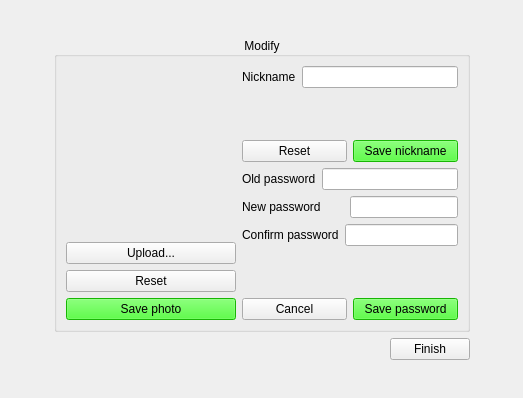
This is Client/modify.ui in PolitoTeam/Scriba as Qt 5 draws it before an edit. The edited form follows.
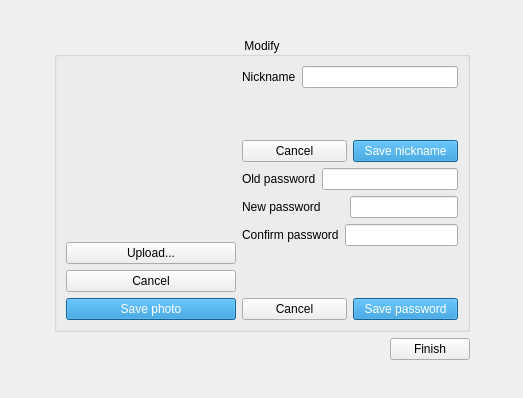
This is the edited form.

What changed in the file:
```diff
--- a/Client/modify.ui
+++ b/Client/modify.ui
@@ -94,14 +94,16 @@
           <item>
            <widget class="QPushButton" name="pushButtonResetPhoto">
             <property name="text">
-             <string>Reset</string>
+             <string>Cancel</string>
             </property>
            </widget>
           </item>
           <item>
            <widget class="QPushButton" name="pushButtonSavephoto">
             <property name="styleSheet">
-             <string notr="true">background-color:rgb(33, 255, 6);</string>
+             <string notr="true">color: rgb(255, 255, 255);
+border-color: rgb(33, 190, 43);
+background-color: rgb(24, 139, 208);</string>
             </property>
             <property name="text">
              <string>Save photo</string>
@@ -149,7 +151,7 @@
             <item>
              <widget class="QPushButton" name="pushButtonResetNickname">
               <property name="text">
-               <string>Reset</string>
+               <string>Cancel</string>
               </property>
               <property name="autoDefault">
                <bool>true</bool>
@@ -161,8 +163,15 @@
             </item>
             <item>
              <widget class="QPushButton" name="pushSaveNickname">
+              <property name="font">
+               <font>
+                <family>Ubuntu</family>
+               </font>
+              </property>
               <property name="styleSheet">
-               <string notr="true">background-color:rgb(33, 255, 6);</string>
+               <string notr="true">color: rgb(255, 255, 255);
+border-color: rgb(33, 190, 43);
+background-color: rgb(24, 139, 208);</string>
               </property>
               <property name="text">
                <string>Save nickname</string>
@@ -254,7 +263,9 @@
             <item>
              <widget class="QPushButton" name="pushButtonSavePassword">
               <property name="styleSheet">
-               <string notr="true">background-color:rgb(33, 255, 6);</string>
+               <string notr="true">color: rgb(255, 255, 255);
+border-color: rgb(33, 190, 43);
+background-color: rgb(24, 139, 208);</string>
               </property>
               <property name="text">
                <string>Save password</string>
```
